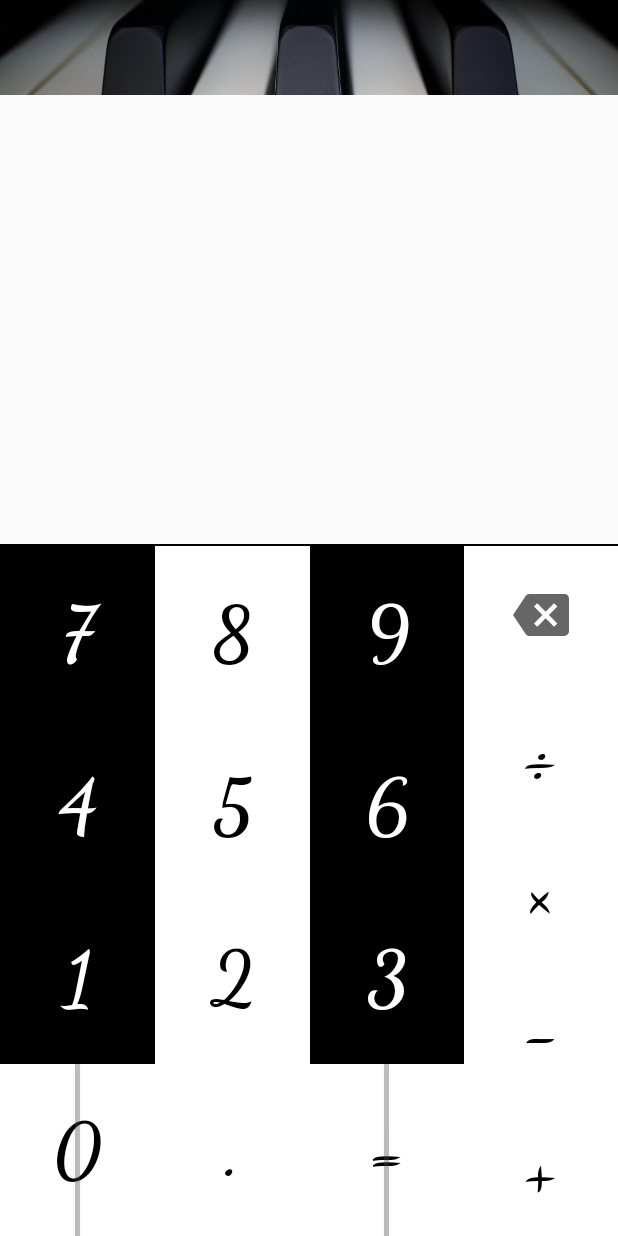
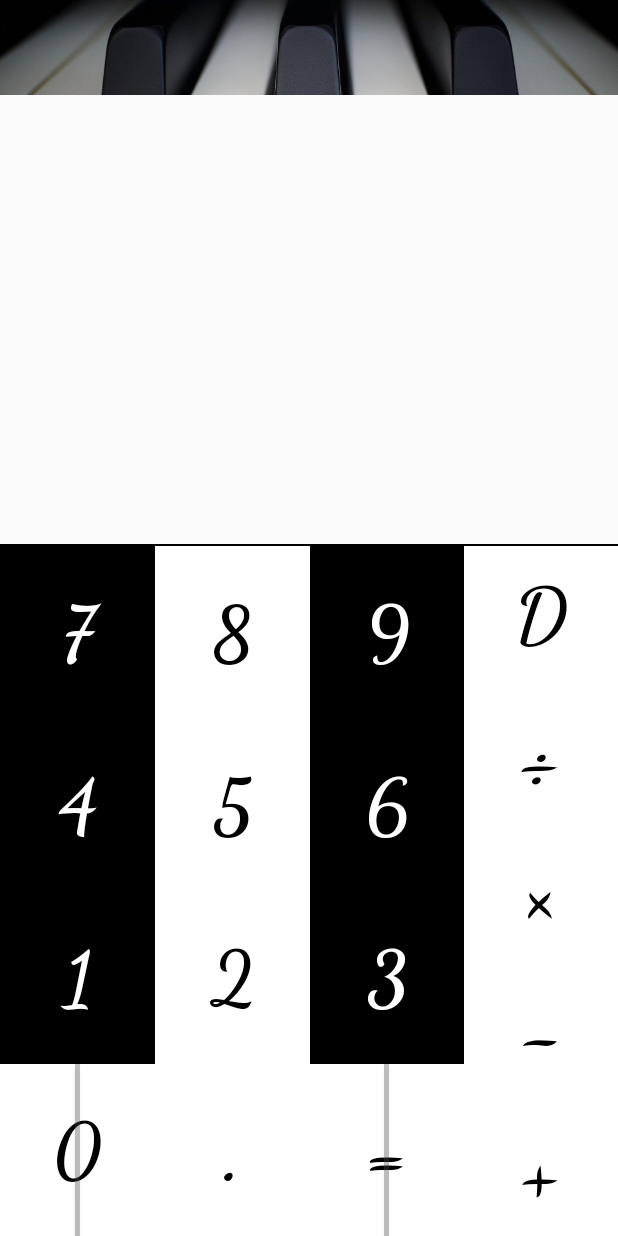
Before and after one commit to hayashi-h-s/CalculatorApp_android_java, an Android app: the screen it shows after launch (MainActivity), on a phone screen of 412 x 824 dp. Run offline under Robolectric (Android 15) with nearby library versions, the phone set to English and light mode, and no system bars.

Commit message:
[fix] DELボタンの文字をDに変更

```diff
--- a/CalculatorApp/app/src/main/java/jp/co/hnut.calculatorapp/MainActivity.java
+++ b/CalculatorApp/app/src/main/java/jp/co/hnut.calculatorapp/MainActivity.java
@@ -67,7 +67,7 @@ public class MainActivity extends AppCompatActivity {
         final Button n8 = findViewById(R.id.n8);
         final Button n9 = findViewById(R.id.n9);
         final Button btClear = findViewById(R.id.btClear);
-        final ImageButton btDelete = findViewById(R.id.btDelete);
+        final Button btDelete = findViewById(R.id.btDelete);
         final Button btDivide = findViewById(R.id.btDivide);
         final Button btMultiply = findViewById(R.id.btMultiply);
         final Button btSubtract = findViewById(R.id.btSubtract);
--- a/CalculatorApp/app/src/main/res/layout/activity_calc.xml
+++ b/CalculatorApp/app/src/main/res/layout/activity_calc.xml
@@ -12,39 +12,12 @@
         android:orientation="horizontal"
         app:layout_constraintGuide_begin="0dp" />
 
-<!--    <RelativeLayout-->
-<!--        android:layout_width="match_parent"-->
-<!--        android:layout_height="330dp">-->
-
-<!--        <ImageView-->
-<!--            android:id="@+id/imageView"-->
-<!--            android:layout_width="match_parent"-->
-<!--            android:layout_height="80dp"-->
-<!--            android:scaleType="centerCrop"-->
-<!--            app:layout_constraintBottom_toTopOf="@+id/tvFormula"-->
-<!--            app:layout_constraintEnd_toEndOf="parent"-->
-<!--            app:layout_constraintHorizontal_bias="0.0"-->
-<!--            app:layout_constraintStart_toStartOf="parent"-->
-<!--            app:layout_constraintTop_toTopOf="@+id/guideline"-->
-<!--            tools:srcCompat="@drawable/piano" />-->
-
-<!--    </RelativeLayout>-->
-
-    <RelativeLayout
-        android:layout_width="match_parent"
-        android:layout_height="78dp"
-        tools:layout_editor_absoluteX="-6dp">
-
         <ImageView
             android:id="@+id/imageView"
-            android:layout_width="412dp"
+            android:layout_width="match_parent"
             android:layout_height="63dp"
             android:scaleType="centerCrop"
             app:srcCompat="@drawable/piano" />
-
-    </RelativeLayout>
-
-
 
     <TextView
         android:id="@+id/tvFormula"
@@ -61,6 +34,7 @@
         android:text="@string/formula_text"
         android:textColor="@color/colorBlack"
         android:textSize="65dp"
+        android:textStyle="bold"
         app:autoSizeMaxTextSize="65dp"
         app:layout_constraintBottom_toBottomOf="parent"
         app:layout_constraintEnd_toEndOf="parent"
@@ -79,6 +53,7 @@
         android:paddingRight="35dp"
         android:text="@string/formula_text"
         android:textSize="25dp"
+        android:textStyle="bold"
         app:autoSizeMaxTextSize="25dp"
         app:layout_constraintBottom_toTopOf="@+id/topBorder"
         app:layout_constraintEnd_toEndOf="parent"
@@ -157,7 +132,6 @@
                 android:layout_height="match_parent"
                 android:layout_weight="1">
 
-
                 <Button
                     android:id="@+id/n0"
                     style="?android:attr/buttonBarButtonStyle"
@@ -178,7 +152,6 @@
                     android:layout_gravity="center_horizontal"
                     android:background="@color/colorGray" />
 
-
             </FrameLayout>
 
         </LinearLayout>
@@ -188,7 +161,6 @@
             android:layout_height="match_parent"
             android:layout_weight="1"
             android:orientation="vertical">
-
 
             <Button
                 android:id="@+id/n8"
@@ -239,7 +211,7 @@
                 android:fontFamily="cursive"
                 android:text="."
                 android:textColor="@color/colorBlack"
-                android:textSize="50sp"
+                android:textSize="60sp"
                 android:textStyle="bold" />
 
         </LinearLayout>
@@ -304,7 +276,7 @@
                     android:fontFamily="cursive"
                     android:text="="
                     android:textColor="@color/colorBlack"
-                    android:textSize="50sp"
+                    android:textSize="60sp"
                     android:textStyle="bold" />
 
                 <View
@@ -343,13 +315,18 @@
                     android:textColor="@color/colorBlack"
                     android:textSize="40sp" />
 
-                <ImageButton
+                <Button
                     android:id="@+id/btDelete"
+                    style="?android:attr/buttonBarButtonStyle"
                     android:layout_width="match_parent"
                     android:layout_height="match_parent"
                     android:layout_weight="1"
                     android:background="@color/colorWhite"
-                    app:srcCompat="@drawable/ic_baseline_backspace_24" />
+                    android:fontFamily="cursive"
+                    android:text="D"
+                    android:textColor="@color/colorBlack"
+                    android:textSize="50sp"
+                    android:textStyle="bold" />
             </FrameLayout>
 
             <Button
@@ -362,7 +339,7 @@
                 android:fontFamily="cursive"
                 android:text="÷"
                 android:textColor="@color/colorBlack"
-                android:textSize="50sp"
+                android:textSize="60sp"
                 android:textStyle="bold" />
 
             <Button
@@ -375,7 +352,7 @@
                 android:fontFamily="cursive"
                 android:text="×"
                 android:textColor="@color/colorBlack"
-                android:textSize="50sp"
+                android:textSize="60sp"
                 android:textStyle="bold" />
 
             <Button
@@ -388,7 +365,7 @@
                 android:fontFamily="cursive"
                 android:text="-"
                 android:textColor="@color/colorBlack"
-                android:textSize="50sp"
+                android:textSize="60sp"
                 android:textStyle="bold" />
 
             <Button
@@ -401,7 +378,7 @@
                 android:fontFamily="cursive"
                 android:text="+"
                 android:textColor="@color/colorBlack"
-                android:textSize="50sp"
+                android:textSize="60sp"
                 android:textStyle="bold" />
 
         </LinearLayout>
```
